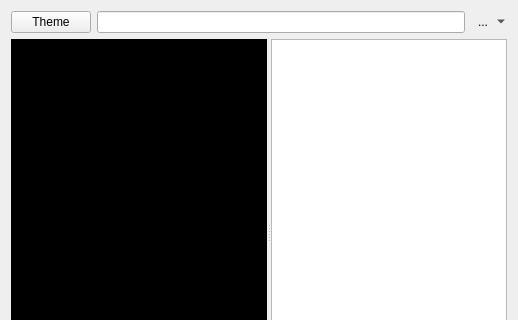
The window that src/plugins/chatter/fsircview.ui (0xd34df00d/leechcraft) describes before a commit, drawn with Qt 5; both pictures show x 0 to 518 and y 0 to 320 of the 518 by 463 pixel window.
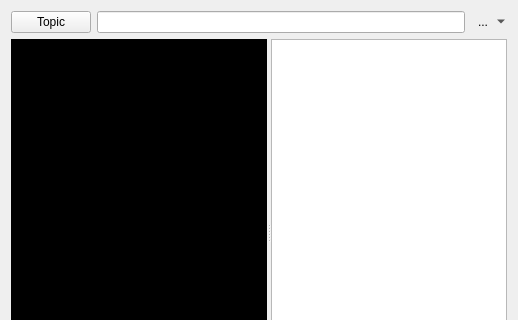
The same window after the commit. Custom widgets are drawn as their Qt base class.

Commit message: Chatter: Rename Theme to Topic. Send message when SendButton clicked.

Diff of the .ui file:
```diff
--- a/src/plugins/chatter/fsircview.ui
+++ b/src/plugins/chatter/fsircview.ui
@@ -19,7 +19,7 @@
      <item>
       <widget class="QPushButton" name="changeThemeButton">
        <property name="text">
-        <string>Theme</string>
+        <string>Topic</string>
        </property>
       </widget>
      </item>
```
The commit also changes 1 other file.
